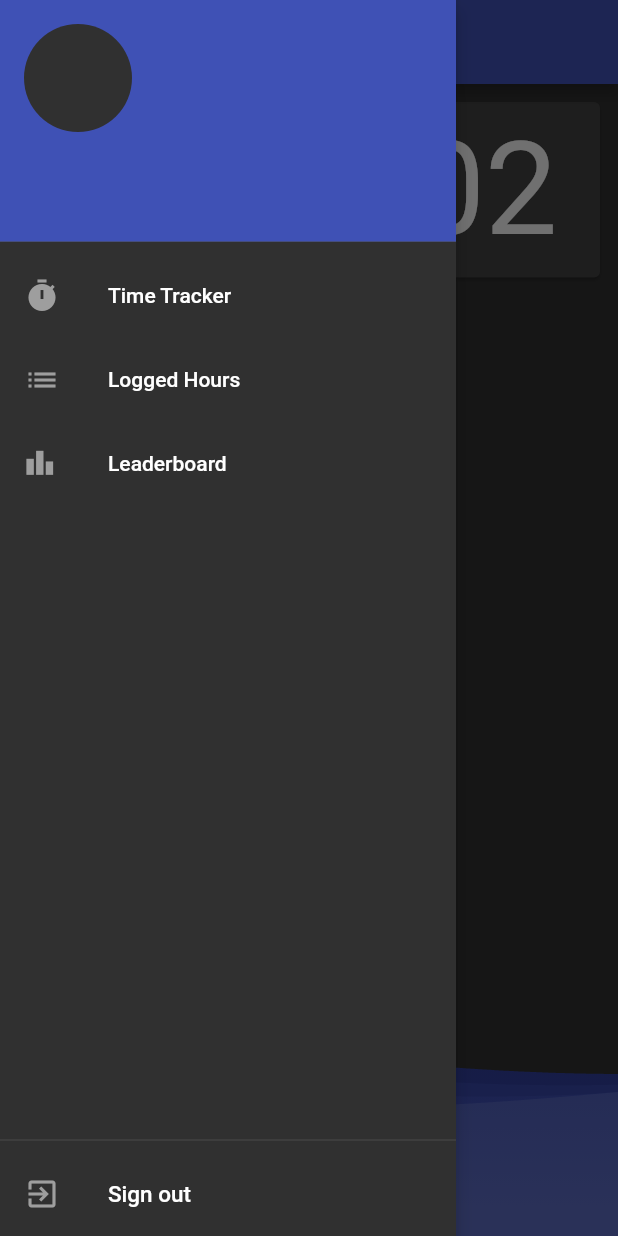
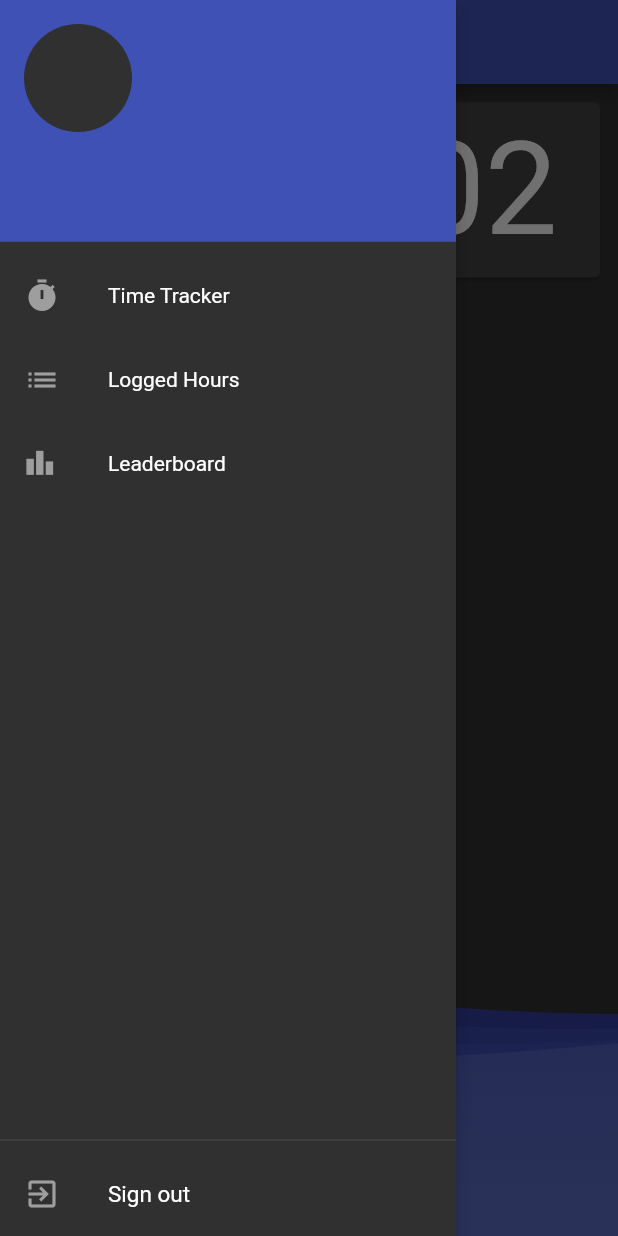
Before and after one commit to mjansen4857/rr_attendance, a Flutter app: the HomePage screen opened directly with empty values, with the side drawer open, on a phone screen of 412 x 824 dp. Run offline on Flutter 3.47's test engine with Material 2 defaults, Android fonts, the phone set to English and light mode, and no system bars; our stand-ins replace cloud_firestore, firebase_analytics, firebase_auth, firebase_core, introduction_screen; accounts and stored records are empty.

Commit message:
bunch of stuff for building ios

```diff
--- a/lib/pages/time_card_page.dart
+++ b/lib/pages/time_card_page.dart
@@ -33,7 +33,7 @@ class _TimeCardPageState extends State<TimeCardPage> {
           ));
         }
         cards.sort((a, b) {
-          return a.cardDate.compareTo(b.cardDate);
+          return b.cardDate.compareTo(a.cardDate);
         });
         setState(() {
           _timeCards = cards;
--- a/lib/pages/time_tracker_page.dart
+++ b/lib/pages/time_tracker_page.dart
@@ -167,12 +167,17 @@ class _TimeTrackerState extends State<TimeTracker>
   }
 
   Widget buildTimeTicker() {
-    TextStyle digitStyle = TextStyle(fontSize: 86, color: Colors.grey[100]);
+    TextStyle digitStyle = TextStyle(
+      fontSize: 86,
+      color: Colors.grey[100],
+      fontFamily: 'Roboto',
+      fontWeight: FontWeight.w400,
+    );
     Text separator = Text(':', style: digitStyle);
     return Card(
       child: Center(
         child: Padding(
-          padding: const EdgeInsets.all(8.0),
+          padding: const EdgeInsets.all(8),
           child: Row(
             mainAxisAlignment: MainAxisAlignment.center,
             children: <Widget>[
@@ -216,7 +221,7 @@ class _TimeTrackerState extends State<TimeTracker>
       duration: Duration(milliseconds: 500),
       curve: Curves.easeInOut,
       child: Container(
-        height: 150,
+        height: 200,
         width: double.infinity,
         child: WaveWidget(
           backgroundColor: Colors.transparent,
--- a/pubspec.yaml
+++ b/pubspec.yaml
@@ -62,6 +62,12 @@ flutter:
       - family:  CustomIcons
         fonts:
          - asset: fonts/CustomIcons.ttf
+      - family: Roboto
+        fonts:
+          - asset: fonts/Roboto-Bold.ttf
+            weight: 700
+          - asset: fonts/Roboto-Regular.ttf
+            weight: 400
 
   # An image asset can refer to one or more resolution-specific "variants", see
   # https://flutter.dev/assets-and-images/#resolution-aware.
```
Also changed, not shown: fonts/Roboto-Bold.ttf (added), fonts/Roboto-Regular.ttf (added), pubspec.lock, 19 other files.
